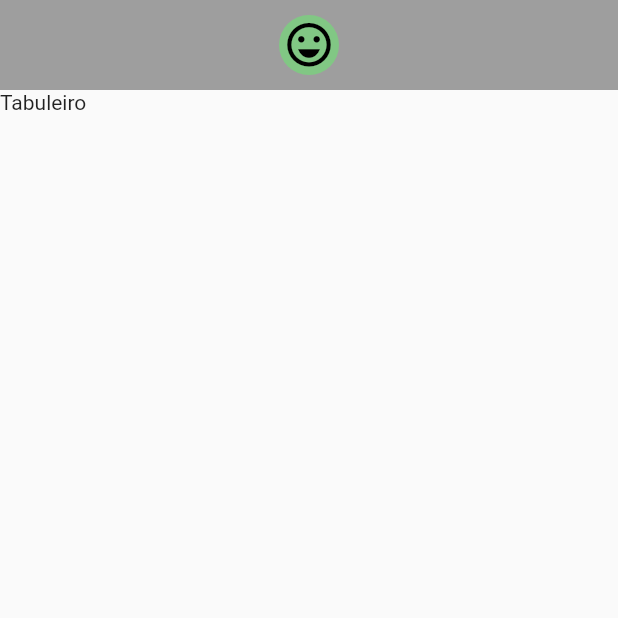
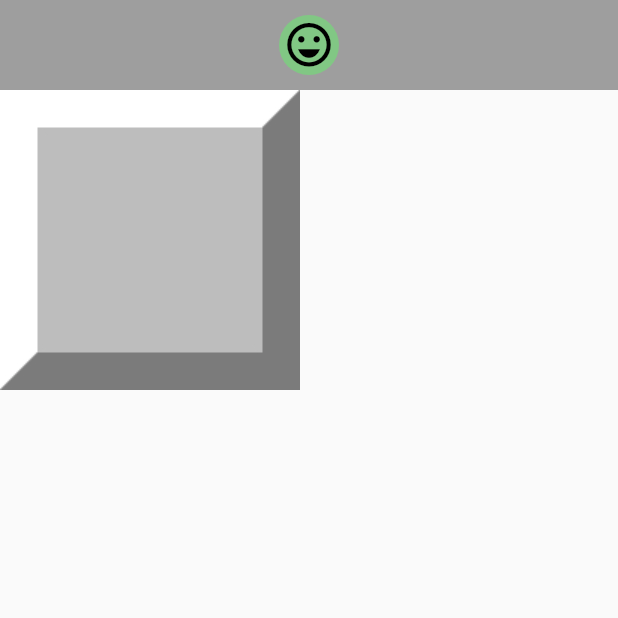
Before and after one commit to LuizRoberto18/minefield, a Flutter app: the screen it shows after launch, on a phone screen of 412 x 824 dp, the top half of it. Run offline on Flutter 3.47's test engine with Material 2 defaults, Android fonts, the phone set to English and light mode, and no system bars.

Commit message:
crindo componente field e testando na tela minefield_app

```diff
--- /dev/null
+++ b/lib/components/field_widget.dart
@@ -0,0 +1,44 @@
+import 'package:flutter/material.dart';
+import '../components/field_widget.dart';
+import '../components/result_widget.dart';
+import '../models/field.dart';
+
+class FieldWidget extends StatelessWidget {
+  final Field field;
+  final void Function(Field) onOpen;
+  final void Function(Field) onChangeMarking;
+
+  const FieldWidget({
+    Key? key,
+    required this.field,
+    required this.onOpen,
+    required this.onChangeMarking,
+  }) : super(key: key);
+
+  @override
+  Widget build(BuildContext context) {
+    return InkWell(
+      onTap: () => onOpen(field),
+      onLongPress: () => onChangeMarking(field),
+      child: _getImage(),
+    );
+  }
+
+  Widget _getImage() {
+    int qtdeMinas = field.numberOfMinesInTheNeighborhood;
+    if(field.open && field.undermined && field.exploded){
+      return Image.asset("assets/images/bomba_0.jpeg");
+    }else if(field.open && field.undermined ){
+      return Image.asset("assets/images/bomba_1.jpeg");
+    }else if(field.open && qtdeMinas > 0 ){
+      return Image.asset("assets/images/aberto_$qtdeMinas.jpeg");
+    }else if(field.open){
+      return Image.asset("assets/images/bomba_0.jpeg");
+    }else if(field.undermined){
+      return Image.asset("assets/images/bandeira.jpeg");
+    }
+    else{
+      return Image.asset("assets/images/fechado.jpeg");
+    }
+  }
+}
--- a/lib/screens/minefield_app.dart
+++ b/lib/screens/minefield_app.dart
@@ -1,22 +1,46 @@
 import 'package:flutter/material.dart';
+import 'package:minefield/components/field_widget.dart';
+import 'package:minefield/models/explosion_exception.dart';
+import 'package:minefield/models/field.dart';
 import '../components/result_widget.dart';
 
 class MineFieldApp extends StatelessWidget {
   const MineFieldApp({Key? key}) : super(key: key);
 
-  _restart() {
-    print("reiniciar");
-  }
-
   @override
   Widget build(BuildContext context) {
+    Field neighbor1 = Field(line: 0, column: 0);
+    neighbor1.undermine();
+    Field neighbor2 = Field(line: 0, column: 0);
+    neighbor2.undermine();
+    Field field = Field(line: 0, column: 0);
+    field.addNeighbor(neighbor1);
+    field.addNeighbor(neighbor2);
+
+    try {
+     // field.undermine();
+      field.changeMarking();
+    } on ExplosionException {}
+
     return MaterialApp(
       home: Scaffold(
         appBar: ResultWidget(win: true, onRestart: _restart),
         body: Container(
-          child: Text("Tabuleiro"),
+          child: FieldWidget(field: field, onOpen: _open, onChangeMarking: _changeMarking),
         ),
       ),
     );
   }
+
+  void _restart() {
+    print("reiniciar");
+  }
+
+  void _open(Field field) {
+    print("abrir");
+  }
+
+  void _changeMarking(Field field) {
+    print("Alternar marcação");
+  }
 }
```
